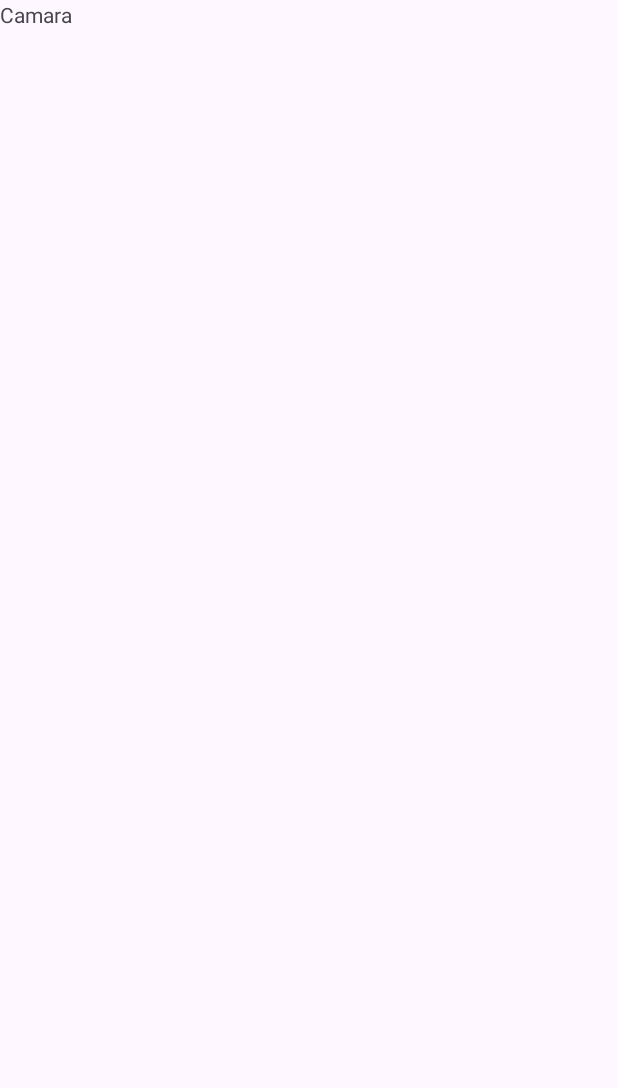
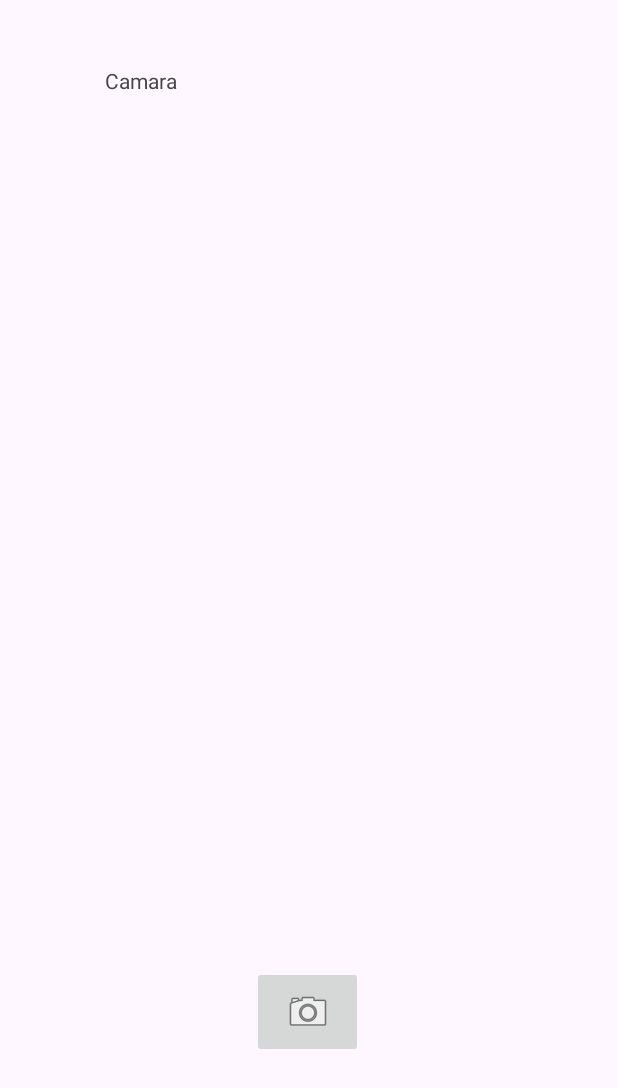
Before and after one commit to carlospalacios25/Actividad_3_Computacion_Movil, an Android app: the Activar_camara screen opened directly, with no data from a screen before it, on a phone screen of 412 x 824 dp. Before the commit the part shown is almost empty. Shown: the top 1088 px of the screen. Run offline under Robolectric (Android 15) with nearby library versions, the phone set to English and light mode, and no system bars.

Commit message:
Camera
Se realiza actualizacion del modulo de la camara

```diff
--- a/app/src/main/AndroidManifest.xml
+++ b/app/src/main/AndroidManifest.xml
@@ -5,6 +5,8 @@
         android:name="android.hardware.camera"
         android:required="true" />
     <uses-permission android:name="android.permission.CAMERA"/>
+    <uses-permission android:name="android.permission.READ_EXTERNAL_STORAGE" />
+    <uses-permission android:name="android.permission.WRITE_EXTERNAL_STORAGE" />
     <uses-permission android:name="android.permission.BLUETOOTH" />
     <uses-permission android:name="android.permission.BLUETOOTH_ADMIN" />
     <uses-permission android:name="android.permission.BLUETOOTH_CONNECT"/>
--- a/app/src/main/java/com/edu/uniminuto/actividad_3_computacion_movil/moduls/Activar_Bt.java
+++ b/app/src/main/java/com/edu/uniminuto/actividad_3_computacion_movil/moduls/Activar_Bt.java
@@ -43,7 +43,6 @@ public class Activar_Bt extends AppCompatActivity {
         this.btnActivarBt.setOnClickListener(this::ActivarBt);
         this.btnDesactivarBt.setOnClickListener(this::DesactivarBt);
 
-        // Detectar el estado del Bluetooth al iniciar la actividad
         detectarEstadoBluetooth();
     }
 
--- a/app/src/main/java/com/edu/uniminuto/actividad_3_computacion_movil/moduls/Activar_camara.java
+++ b/app/src/main/java/com/edu/uniminuto/actividad_3_computacion_movil/moduls/Activar_camara.java
@@ -1,17 +1,86 @@
 package com.edu.uniminuto.actividad_3_computacion_movil.moduls;
 
+import android.Manifest;
+import android.content.Intent;
+import android.content.pm.PackageManager;
+import android.graphics.Bitmap;
 import android.os.Bundle;
+import android.provider.MediaStore;
+import android.view.View;
+import android.widget.ImageButton;
+import android.widget.ImageView;
+import android.widget.Toast;
 
+import androidx.activity.result.ActivityResultLauncher;
+import androidx.activity.result.contract.ActivityResultContracts;
 import androidx.appcompat.app.AppCompatActivity;
+import androidx.core.content.ContextCompat;
 
 import com.edu.uniminuto.actividad_3_computacion_movil.R;
 
 public class Activar_camara extends AppCompatActivity {
+    private ImageView ivCamara;
+    private ImageButton btnActivarCamara;
+    private ActivityResultLauncher<Intent> cameraLauncher;
+    private ActivityResultLauncher<String> permissionLauncher;
 
     @Override
-    public void onCreate(Bundle savedInstanceState) {
+    protected void onCreate(Bundle savedInstanceState) {
         super.onCreate(savedInstanceState);
         setContentView(R.layout.activar_camara);
 
+        reference();
+        setupCameraLauncher();
+        setupPermissionLauncher();
+
+        btnActivarCamara.setOnClickListener(v -> checkCameraPermission());
+    }
+
+    private void setupCameraLauncher() {
+        cameraLauncher = registerForActivityResult(
+                new ActivityResultContracts.StartActivityForResult(),
+                result -> {
+                    if (result.getResultCode() == RESULT_OK && result.getData() != null) {
+                        Bundle extras = result.getData().getExtras();
+                        Bitmap imgBitmap = (Bitmap) extras.get("data");
+                        ivCamara.setImageBitmap(imgBitmap);
+                    } else {
+                        Toast.makeText(this, "No se pudo tomar la foto", Toast.LENGTH_SHORT).show();
+                    }
+                });
+    }
+
+    private void setupPermissionLauncher() {
+        permissionLauncher = registerForActivityResult(
+                new ActivityResultContracts.RequestPermission(),
+                isGranted -> {
+                    if (isGranted) {
+                        openCamera();
+                    } else {
+                        Toast.makeText(this, "Permiso de cámara denegado", Toast.LENGTH_SHORT).show();
+                    }
+                });
+    }
+
+    private void checkCameraPermission() {
+        if (ContextCompat.checkSelfPermission(this, Manifest.permission.CAMERA)
+                == PackageManager.PERMISSION_GRANTED) {
+            openCamera();
+        } else {
+            permissionLauncher.launch(Manifest.permission.CAMERA);
+        }
+    }
+
+    private void openCamera() {
+        Intent intent = new Intent(MediaStore.ACTION_IMAGE_CAPTURE);
+        if (intent.resolveActivity(getPackageManager()) != null) {
+            cameraLauncher.launch(intent);
+        } else {
+            Toast.makeText(this, "No hay aplicación de cámara disponible", Toast.LENGTH_SHORT).show();
+        }
+    }
+    private void reference() {
+        ivCamara = findViewById(R.id.ivCamara);
+        btnActivarCamara = findViewById(R.id.btnActivarCamara);
     }
 }
--- a/app/src/main/res/layout/activar_camara.xml
+++ b/app/src/main/res/layout/activar_camara.xml
@@ -8,10 +8,36 @@
     tools:context=".MainActivity">
 
     <TextView
-        android:id="@+id/textView"
+        android:id="@+id/tvCamara"
         android:layout_width="wrap_content"
         android:layout_height="wrap_content"
+        android:layout_marginTop="44dp"
         android:text="Camara"
-        tools:layout_editor_absoluteX="72dp"
-        tools:layout_editor_absoluteY="57dp" />
+        app:layout_constraintEnd_toEndOf="parent"
+        app:layout_constraintHorizontal_bias="0.193"
+        app:layout_constraintStart_toStartOf="parent"
+        app:layout_constraintTop_toTopOf="parent" />
+
+    <ImageView
+        android:id="@+id/ivCamara"
+        android:layout_width="271dp"
+        android:layout_height="413dp"
+        android:layout_marginTop="48dp"
+        app:layout_constraintEnd_toEndOf="parent"
+        app:layout_constraintStart_toStartOf="parent"
+        app:layout_constraintTop_toBottomOf="@+id/tvCamara"
+        tools:srcCompat="@tools:sample/avatars" />
+
+    <ImageButton
+        android:id="@+id/btnActivarCamara"
+        android:layout_width="74dp"
+        android:layout_height="61dp"
+        android:contentDescription="Activar Camara"
+        app:layout_constraintBottom_toBottomOf="parent"
+        app:layout_constraintEnd_toEndOf="parent"
+        app:layout_constraintHorizontal_bias="0.498"
+        app:layout_constraintStart_toStartOf="parent"
+        app:layout_constraintTop_toBottomOf="@+id/ivCamara"
+        app:srcCompat="@android:drawable/ic_menu_camera" />
+
 </androidx.constraintlayout.widget.ConstraintLayout>
```
